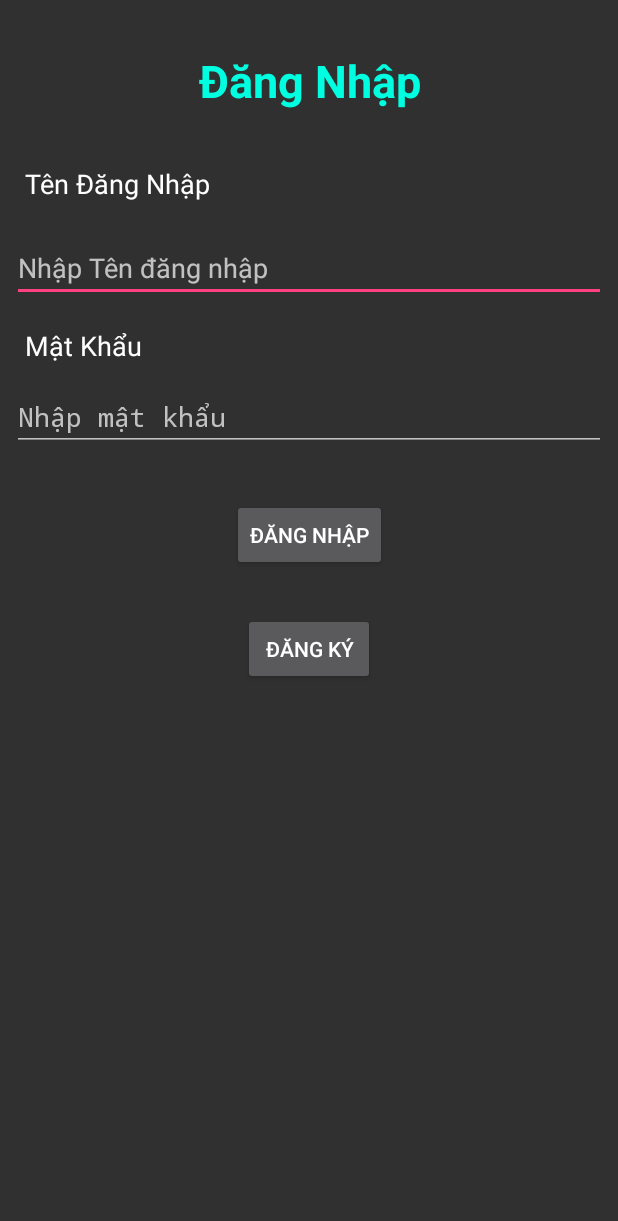
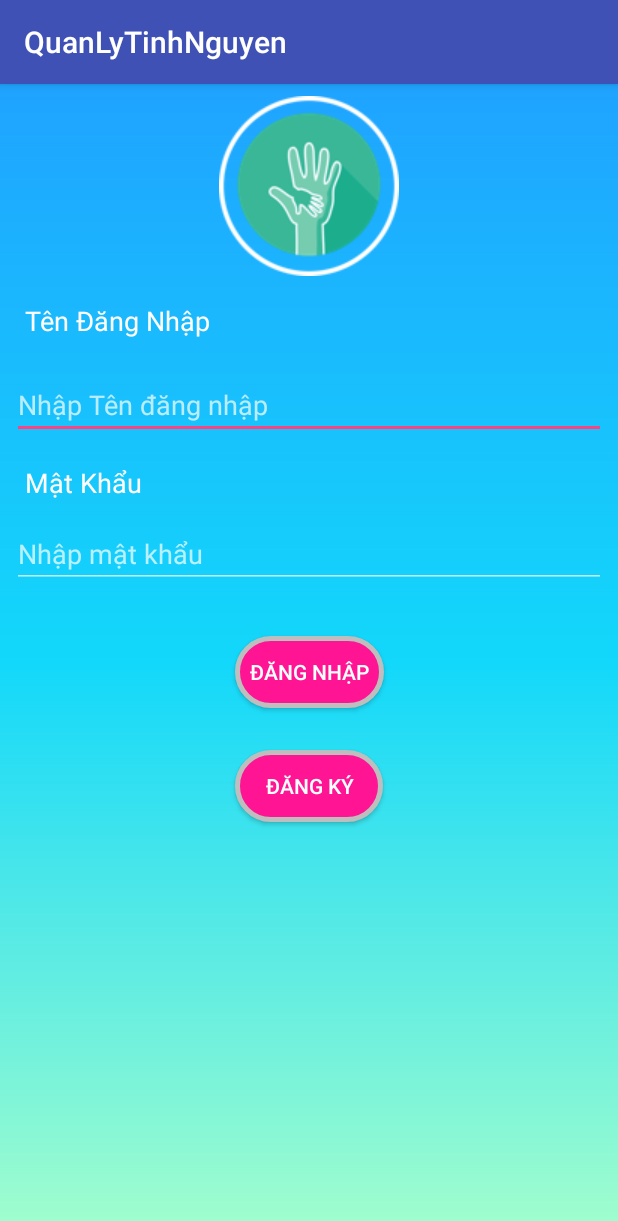
Before and after one commit to lehoangthienan/QuanLyTinhNguyen-Java-AndroidStudio, an Android app: the screen it shows after launch (MainActivity), on a phone screen of 412 x 824 dp. Shown: the top 1221 px of the screen. Run offline under Robolectric (Android 15) with nearby library versions, the phone set to English and light mode, and no system bars; our stand-ins replace Volley; network calls fail.

Commit message:
update giao dien dang nhap

```diff
--- a/app/build.gradle
+++ b/app/build.gradle
@@ -3,6 +3,8 @@ apply plugin: 'com.android.application'
 android {
     compileSdkVersion 26
     buildToolsVersion "26.0.2"
+    aaptOptions.cruncherEnabled = false
+    aaptOptions.useNewCruncher = false
     defaultConfig {
         applicationId "kerryle.thienan.quanlytinhnguyen"
         minSdkVersion 19
--- a/app/src/main/java/kerryle/thienan/quanlytinhnguyen/MainActivity.java
+++ b/app/src/main/java/kerryle/thienan/quanlytinhnguyen/MainActivity.java
@@ -1,8 +1,8 @@
 package kerryle.thienan.quanlytinhnguyen;
 
-import android.app.Activity;
 import android.content.Intent;
 import android.os.Bundle;
+import android.support.v7.app.AppCompatActivity;
 import android.view.View;
 import android.widget.Button;
 import android.widget.EditText;
@@ -25,7 +25,7 @@ import java.util.ArrayList;
 import kerryle.thienan.quanlytinhnguyen.kerryle.thienan.adapter.DangNhapAdapter;
 import kerryle.thienan.quanlytinhnguyen.kerryle.thienan.model.DangNhap;
 
-public class MainActivity extends Activity {
+public class MainActivity extends AppCompatActivity {
 
     EditText txtTenDangNhap , txtMatKhau;
     Button btnDangNhap , btnDangKy;
--- /dev/null
+++ b/app/src/main/res/drawable/drawbutton.xml
@@ -0,0 +1,14 @@
+<shape android:shape="rectangle" xmlns:android="http://schemas.android.com/apk/res/android">
+    <!-- Set màu nền -->
+    <solid android:color="#FF1493">
+    </solid>
+    <!-- đặt thuộc tính màu và độ rộng của đường viền -->
+    <stroke android:color="#BEBEBE" android:width="3dp">
+    </stroke>
+    <!-- các thuộc tính căn chỉnh -->
+    <padding android:bottom="10dp" android:left="10dp" android:right="10dp" android:top="10dp">
+    </padding>
+    <!-- và đây là bán kính đường tròn ở 4 góc -->
+    <corners android:radius="400dp">
+    </corners>
+</shape>
--- a/app/src/main/res/layout/activity_main.xml
+++ b/app/src/main/res/layout/activity_main.xml
@@ -4,23 +4,8 @@
     xmlns:tools="http://schemas.android.com/tools"
     android:layout_width="match_parent"
     android:layout_height="match_parent"
+    android:background="@drawable/anhnendangnhap"
     tools:context="kerryle.thienan.quanlytinhnguyen.MainActivity">
-
-    <TextView
-        android:id="@+id/textView2"
-        android:layout_width="wrap_content"
-        android:layout_height="wrap_content"
-        android:layout_marginLeft="8dp"
-        android:layout_marginRight="8dp"
-        android:layout_marginTop="33dp"
-        android:text="Đăng Nhập"
-        android:textColor="#00ffe1"
-        android:textSize="30sp"
-        android:textStyle="bold"
-        app:layout_constraintHorizontal_bias="0.502"
-        app:layout_constraintLeft_toLeftOf="parent"
-        app:layout_constraintRight_toRightOf="parent"
-        app:layout_constraintTop_toTopOf="parent" />
 
     <TextView
         android:id="@+id/textView3"
@@ -28,7 +13,7 @@
         android:layout_height="wrap_content"
         android:layout_marginLeft="8dp"
         android:layout_marginRight="8dp"
-        android:layout_marginTop="110dp"
+        android:layout_marginTop="145dp"
         android:text="Tên Đăng Nhập "
         android:textColor="@android:color/background_light"
         android:textSize="18sp"
@@ -90,23 +75,23 @@
         android:layout_marginRight="8dp"
         android:layout_marginTop="32dp"
         android:text="Đăng Nhập"
+        android:background="@drawable/drawbutton"
         app:layout_constraintLeft_toLeftOf="parent"
         app:layout_constraintRight_toRightOf="parent"
-        app:layout_constraintTop_toBottomOf="@+id/txtMatKhauMain"
-
-        />
+        app:layout_constraintTop_toBottomOf="@+id/txtMatKhauMain" />
 
     <Button
         android:id="@+id/btnDangKyCT"
         android:layout_width="wrap_content"
         android:layout_height="wrap_content"
-        android:text="Đăng Ký"
+        android:layout_marginLeft="8dp"
+        android:layout_marginRight="8dp"
         android:layout_marginTop="28dp"
-        app:layout_constraintTop_toBottomOf="@+id/btnDangNhap"
-        android:layout_marginRight="8dp"
+        android:background="@drawable/drawbutton"
+        android:text="   Đăng Ký   "
+        app:layout_constraintLeft_toLeftOf="parent"
         app:layout_constraintRight_toRightOf="parent"
-        android:layout_marginLeft="8dp"
-        app:layout_constraintLeft_toLeftOf="parent" />
+        app:layout_constraintTop_toBottomOf="@+id/btnDangNhap" />
 
     <TextView
         android:id="@+id/txtTenTK"
@@ -128,4 +113,17 @@
         android:layout_height="wrap_content"
         tools:layout_editor_absoluteX="16dp"
         tools:layout_editor_absoluteY="352dp" />
+
+    <ImageView
+        android:id="@+id/imageView2"
+        android:layout_width="wrap_content"
+        android:layout_height="wrap_content"
+        app:srcCompat="@drawable/logodangnhap"
+        android:layout_marginRight="8dp"
+        app:layout_constraintRight_toRightOf="parent"
+        android:layout_marginLeft="8dp"
+        app:layout_constraintLeft_toLeftOf="parent"
+        app:layout_constraintTop_toTopOf="parent"
+        android:layout_marginTop="8dp" />
+
 </android.support.constraint.ConstraintLayout>
```
Also changed, not shown: app/src/main/res/drawable/anhnendangnhap.png (added), app/src/main/res/drawable/logodangnhap.png (added).
